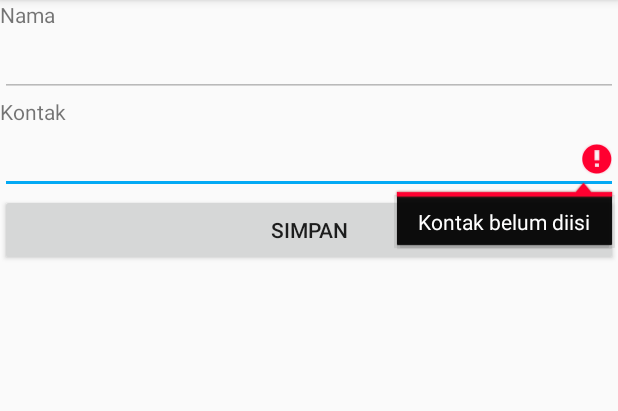
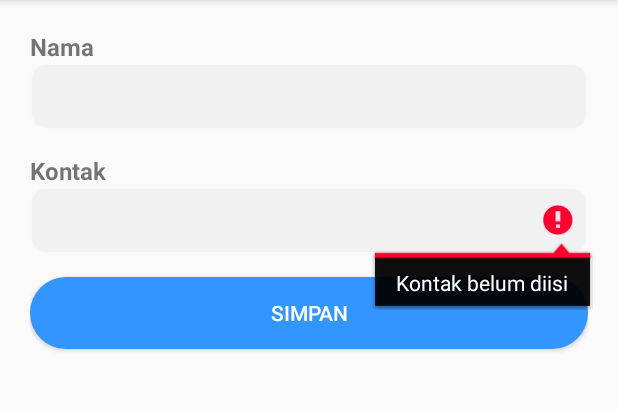
Before and after one commit to ahikmah/nemu, an Android app: the FounderFormActivity screen opened directly, with no data from a screen before it, after a tap on "SIMPAN", on a phone screen of 412 x 824 dp, the part 84-495 px from its top. Run offline under Robolectric (Android 15) with nearby library versions, the phone set to English and light mode, and no system bars; our stand-ins replace Firebase (no records; nobody signed in at launch, a user with empty details on screens opened directly); 1 statement that could not run was skipped.

Commit message:
styling founder form & fix detail nemu

```diff
--- a/app/src/main/res/layout/activity_founder_form.xml
+++ b/app/src/main/res/layout/activity_founder_form.xml
@@ -5,23 +5,32 @@
 	android:layout_width="match_parent"
 	android:layout_height="match_parent"
 	tools:context=".FounderFormActivity"
-	android:orientation="vertical">
+	android:orientation="vertical"
+	android:paddingLeft="20dp"
+	android:paddingRight="20dp">
 
 	<TextView
 		android:layout_width="wrap_content"
 		android:layout_height="wrap_content"
-		android:text="Nama" />
+		android:text="Nama"
+		android:textSize="16sp"
+		android:textStyle="bold"
+		android:layout_marginTop="20dp"/>
 
 	<EditText
 		android:id="@+id/et_founder_name"
 		android:layout_width="match_parent"
 		android:layout_height="wrap_content"
-		android:text="Name" />
+		android:text="Name"
+		android:background="@drawable/input"/>
 
 	<TextView
-		android:layout_width="match_parent"
+		android:layout_width="wrap_content"
 		android:layout_height="wrap_content"
-		android:text="Kontak" />
+		android:text="Kontak"
+		android:textSize="16sp"
+		android:textStyle="bold"
+		android:layout_marginTop="16dp"/>
 
 	<EditText
 		android:id="@+id/et_founder_phone"
@@ -29,11 +38,15 @@
 		android:layout_height="wrap_content"
 		android:ems="10"
 		android:maxLength="13"
-		android:inputType="phone" />
+		android:inputType="phone"
+		android:background="@drawable/input"/>
 
 	<Button
 		android:id="@+id/btn_founder_submit"
 		android:layout_width="match_parent"
 		android:layout_height="wrap_content"
-		android:text="Simpan" />
+		android:text="Simpan"
+		android:layout_marginTop="15dp"
+		android:background="@drawable/btn_rounded"
+		android:textColor="#FFFFFF"/>
 </LinearLayout>
```
Also changed, not shown: app/src/main/res/layout/activity_detail_nemu.xml (+24 -25 lines).
